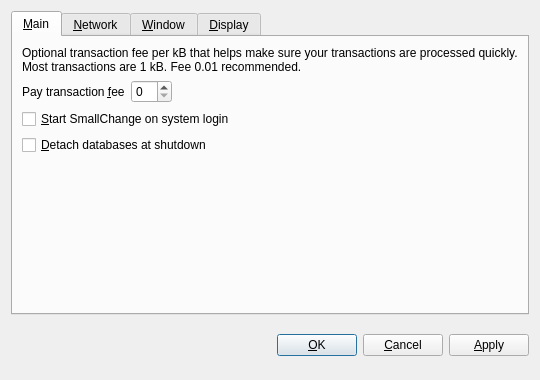
The window that src/qt/forms/optionsdialog.ui (TrayboonBucks/Trayboon_Bucks) describes before a commit, drawn with Qt 5.
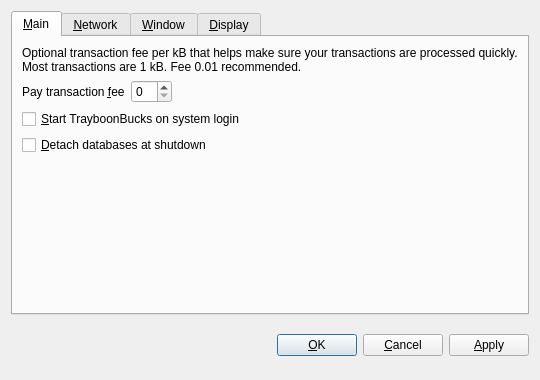
The same window after the commit. The open tabs and pages were chosen to show the change. Custom widgets are drawn as their Qt base class.

Diff of the .ui file:
```diff
--- a/src/qt/forms/optionsdialog.ui
+++ b/src/qt/forms/optionsdialog.ui
@@ -82,7 +82,7 @@
           <string>Automatically start SmallChange after logging in to the system.</string>
          </property>
          <property name="text">
-          <string>&amp;Start SmallChange on system login</string>
+          <string>&amp;Start TrayboonBucks on system login</string>
          </property>
         </widget>
        </item>
```
Left out of the diff: 10 changed lines with no effect on the pictures.
